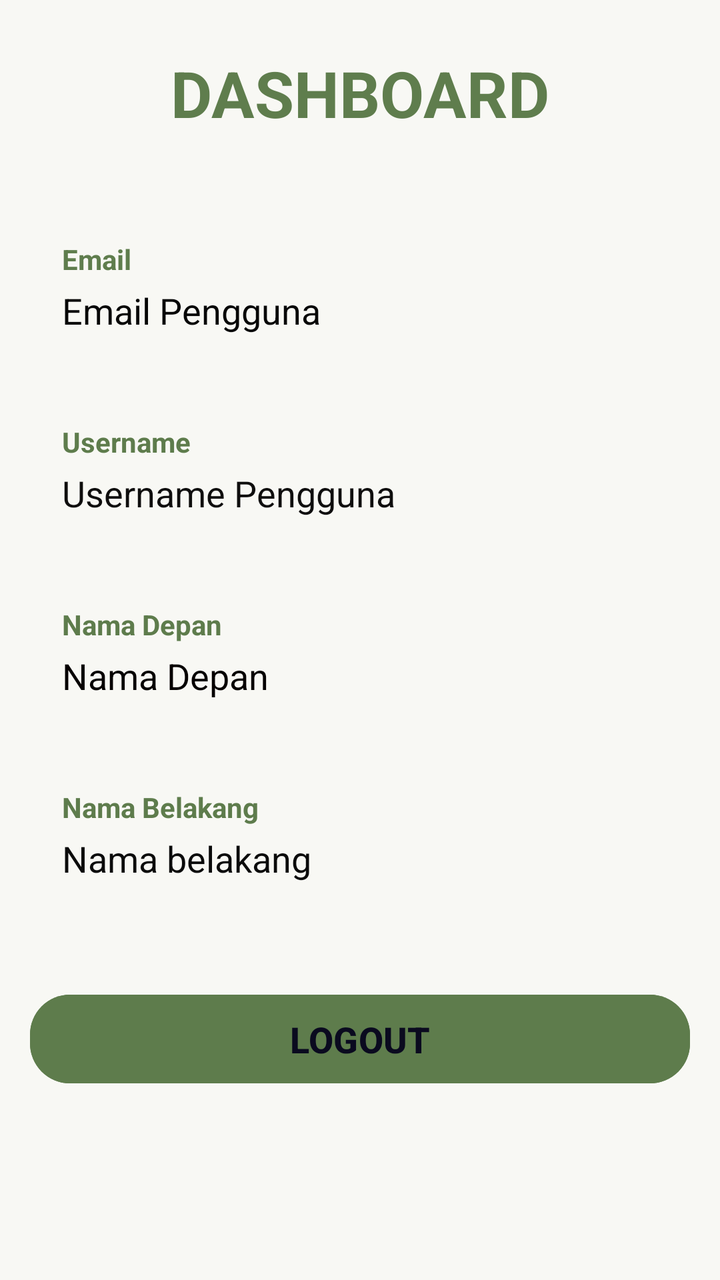
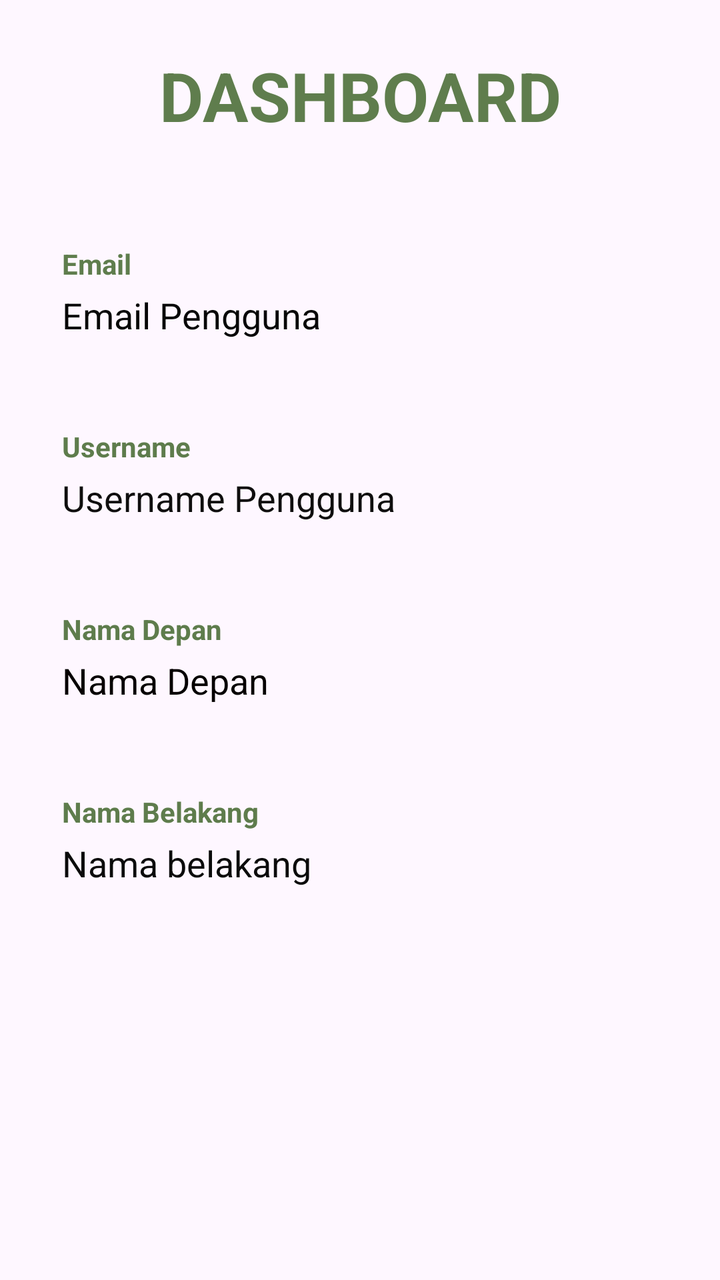

The first picture is an Android layout as it rendered before a commit; the second is the same layout after the commit. The layout source and the unified diff follow.
<!-- AndroidManifest.xml: application theme Theme.AplikasiAndroidPertama -->
<!-- res/layout/activity_dashboard.xml -->
<?xml version="1.0" encoding="utf-8"?>
<ScrollView xmlns:android="http://schemas.android.com/apk/res/android"
    xmlns:app="http://schemas.android.com/apk/res-auto"
    xmlns:tools="http://schemas.android.com/tools"
    android:id="@+id/main"
    android:layout_width="match_parent"
    android:layout_height="match_parent"
    android:background="#F8F8F4"
    android:padding="5sp"
    tools:context=".DashboardActivity">

    <LinearLayout
        android:layout_width="match_parent"
        android:layout_height="wrap_content"
        android:layout_marginLeft="10sp"
        android:layout_marginTop="10sp"
        android:layout_marginRight="10sp"
        android:gravity="center_horizontal"
        android:orientation="vertical"
        android:paddingTop="10sp">

        
        <TextView
            android:id="@+id/textView"
            android:layout_width="match_parent"
            android:layout_height="wrap_content"
            android:layout_marginBottom="40dp"
            android:gravity="center"
            android:text="DASHBOARD"
            android:textColor="#FE5E7C4C"
            android:textSize="32sp"
            android:textStyle="bold" />

        
        

        
        
        <LinearLayout
            android:layout_width="match_parent"
            android:layout_height="wrap_content"
            android:layout_marginBottom="20dp"
            android:orientation="vertical"
            android:paddingHorizontal="16dp"
            android:paddingVertical="12dp">

            <TextView
                android:id="@+id/textView10"
                android:layout_width="match_parent"
                android:layout_height="wrap_content"
                android:text="Email"
                android:textColor="#FE5E7C4C"
                android:textSize="14sp"
                android:textStyle="bold" />

            <TextView
                android:id="@+id/tvEmail"
                android:layout_width="match_parent"
                android:layout_height="wrap_content"
                android:layout_marginTop="4dp"
                android:text="Email Pengguna"
                android:textColor="#070707"
                android:textSize="18sp"
                android:textStyle="normal" />

        </LinearLayout>

        <LinearLayout
            android:layout_width="match_parent"
            android:layout_height="wrap_content"
            android:layout_marginBottom="20dp"
            android:orientation="vertical"
            android:paddingHorizontal="16dp"
            android:paddingVertical="12dp">

            <TextView
                android:id="@+id/textView8"
                android:layout_width="match_parent"
                android:layout_height="wrap_content"
                android:text="Username"
                android:textColor="#5E7C4C"
                android:textSize="14sp"
                android:textStyle="bold" />

            <TextView
                android:id="@+id/tvUsername"
                android:layout_width="match_parent"
                android:layout_height="wrap_content"
                android:layout_marginTop="4dp"
                android:text="Username Pengguna"
                android:textColor="#0F0E0E"
                android:textSize="18sp"
                android:textStyle="normal" />
        </LinearLayout>

        
        
        <LinearLayout
            android:layout_width="match_parent"
            android:layout_height="wrap_content"
            android:layout_marginBottom="20dp"
            android:orientation="vertical"
            android:paddingHorizontal="16dp"
            android:paddingVertical="12dp">

            <TextView
                android:id="@+id/textView3"
                android:layout_width="match_parent"
                android:layout_height="wrap_content"
                android:text="Nama Depan"
                android:textColor="#5E7C4C"
                android:textSize="14sp"
                android:textStyle="bold" />

            <TextView
                android:id="@+id/tvNamaDepan"
                android:layout_width="match_parent"
                android:layout_height="wrap_content"
                android:layout_marginTop="4dp"
                android:text="Nama Depan"
                android:textColor="#050000"
                android:textSize="18sp"
                android:textStyle="normal" />
        </LinearLayout>

        
        
        <LinearLayout
            android:layout_width="match_parent"
            android:layout_height="wrap_content"
            android:layout_marginBottom="40dp"
            android:orientation="vertical"
            android:paddingHorizontal="16dp"
            android:paddingVertical="12dp">

            <TextView
                android:id="@+id/textView6"
                android:layout_width="match_parent"
                android:layout_height="wrap_content"
                android:text="Nama Belakang"
                android:textColor="#5E7C4C"
                android:textSize="14sp"
                android:textStyle="bold" />

            <TextView
                android:id="@+id/tvNamaBelakang"
                android:layout_width="match_parent"
                android:layout_height="wrap_content"
                android:layout_marginTop="4dp"
                android:text="Nama belakang"
                android:textColor="#0B0B0B"
                android:textSize="18sp"
                android:textStyle="normal" />
        </LinearLayout>

        <Button
            android:id="@+id/btnKeluar"
            android:layout_width="match_parent"
            android:layout_height="wrap_content"
            android:backgroundTint="#5E7C4C"
            android:paddingVertical="10sp"
            android:text="LOGOUT"
            android:textColor="#0A0A1F"
            android:textSize="18sp"
            android:textStyle="bold"
            app:cornerRadius="20sp" />

    </LinearLayout>
</ScrollView>
<!-- resources referenced by this layout -->
<resources>
  <style name="Theme.AplikasiAndroidPertama" parent="Base.Theme.AplikasiAndroidPertama" />
  <style name="Base.Theme.AplikasiAndroidPertama" parent="Theme.Material3.DayNight.NoActionBar">
          
          
      </style>
</resources>

<!-- the commit's change to res/layout/activity_dashboard.xml (unified diff, before → after) -->
@@ -5,7 +5,6 @@
     android:id="@+id/main"
     android:layout_width="match_parent"
     android:layout_height="match_parent"
-    android:background="#F8F8F4"
     android:padding="5sp"
     tools:context=".DashboardActivity">
 
@@ -28,7 +27,7 @@
             android:gravity="center"
             android:text="DASHBOARD"
             android:textColor="#FE5E7C4C"
-            android:textSize="32sp"
+            android:textSize="34sp"
             android:textStyle="bold" />
 
         
@@ -153,17 +152,5 @@
                 android:textStyle="normal" />
         </LinearLayout>
 
-        <Button
-            android:id="@+id/btnKeluar"
-            android:layout_width="match_parent"
-            android:layout_height="wrap_content"
-            android:backgroundTint="#5E7C4C"
-            android:paddingVertical="10sp"
-            android:text="LOGOUT"
-            android:textColor="#0A0A1F"
-            android:textSize="18sp"
-            android:textStyle="bold"
-            app:cornerRadius="20sp" />
-
     </LinearLayout>
 </ScrollView>
